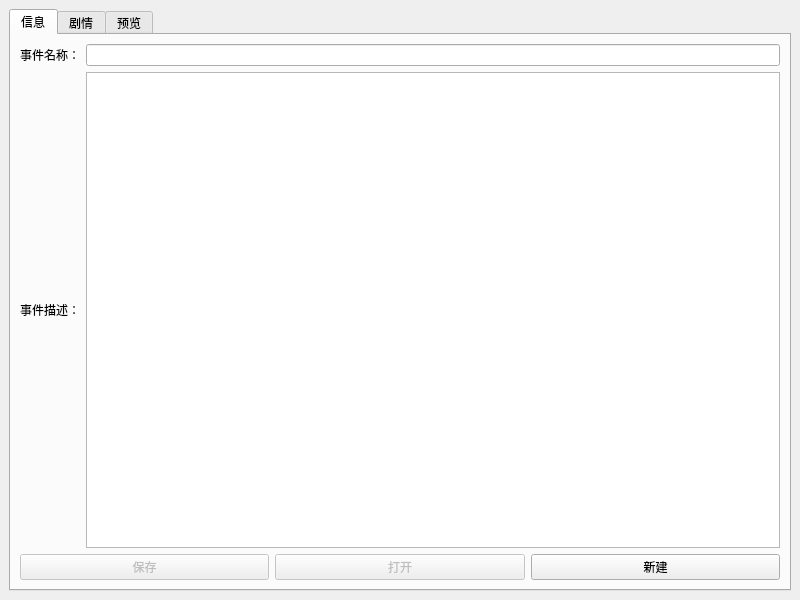
This-is-XiaoDeng/SCCEX, file mainwindow.ui: the form before one commit.
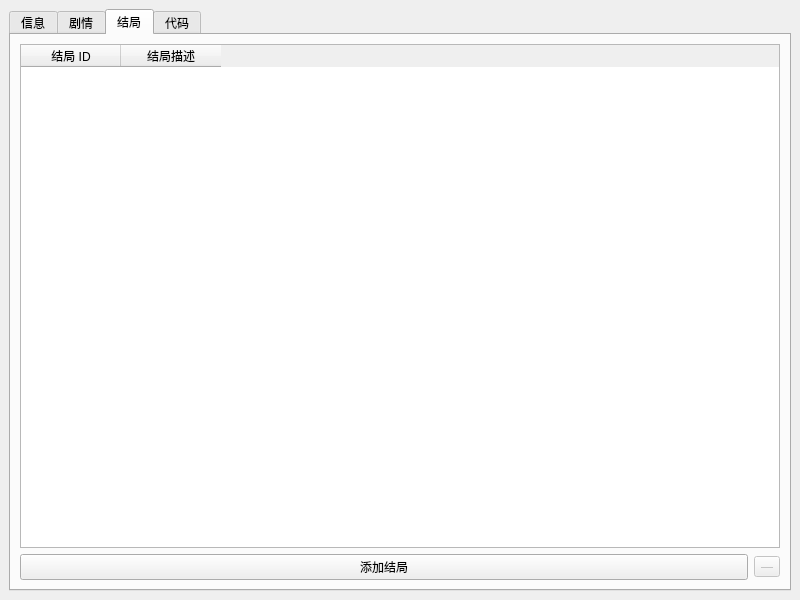
The form after the commit. The open tabs and pages were chosen to show the change.

```diff
--- a/mainwindow.ui
+++ b/mainwindow.ui
@@ -39,13 +39,7 @@
           </property>
          </widget>
         </item>
-        <item row="1" column="1">
-         <widget class="QTextEdit" name="textEdit_2"/>
-        </item>
-        <item row="0" column="1">
-         <widget class="QLineEdit" name="lineEdit_5"/>
-        </item>
-        <item row="2" column="0" colspan="2">
+        <item row="3" column="0" colspan="2">
          <layout class="QHBoxLayout" name="horizontalLayout_7">
           <item>
            <widget class="QPushButton" name="pushButton_2">
@@ -244,9 +238,51 @@
         </item>
        </layout>
       </widget>
+      <widget class="QWidget" name="tab_4">
+       <attribute name="title">
+        <string>结局</string>
+       </attribute>
+       <layout class="QVBoxLayout" name="verticalLayout_5">
+        <item>
+         <widget class="QTableWidget" name="tableWidget">
+          <column>
+           <property name="text">
+            <string>结局 ID</string>
+           </property>
+          </column>
+          <column>
+           <property name="text">
+            <string>结局描述</string>
+           </property>
+          </column>
+         </widget>
+        </item>
+        <item>
+         <layout class="QHBoxLayout" name="horizontalLayout_8">
+          <item>
+           <widget class="QPushButton" name="pushButton_6">
+            <property name="text">
+             <string>添加结局</string>
+            </property>
+           </widget>
+          </item>
+          <item>
+           <widget class="QToolButton" name="toolButton_2">
+            <property name="enabled">
+             <bool>false</bool>
+            </property>
+            <property name="text">
+             <string>—</string>
+            </property>
+           </widget>
+          </item>
+         </layout>
+        </item>
+       </layout>
+      </widget>
       <widget class="QWidget" name="tab_3">
        <attribute name="title">
-        <string>预览</string>
+        <string>代码</string>
        </attribute>
        <layout class="QVBoxLayout" name="verticalLayout">
         <item>
```
Left out of the diff: 36 changed lines with no effect on the pictures.
